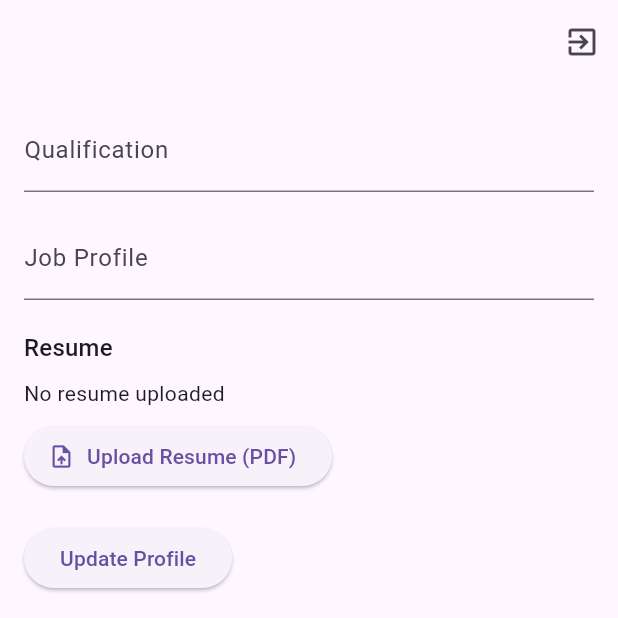
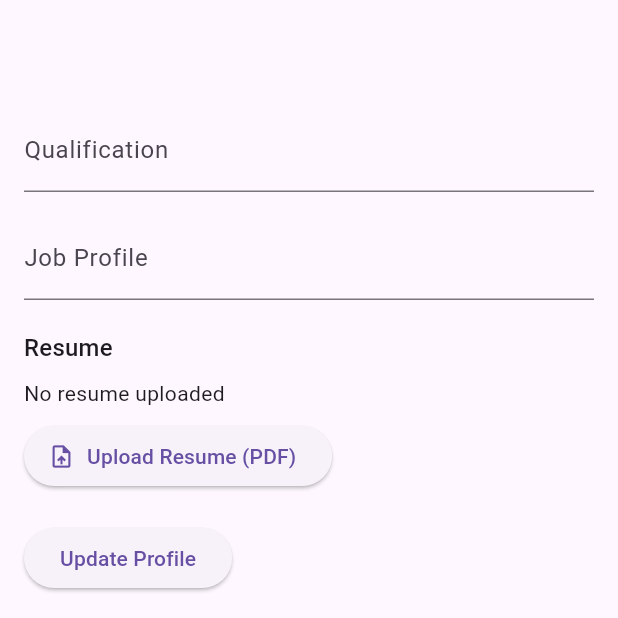
Before and after one commit to Saksham0205/reswipe, a Flutter app: the screen it shows once a user with an empty profile is signed in, item 3 of the bottom bar chosen, on a phone screen of 412 x 824 dp, the top half of it. Run offline on Flutter 3.47's test engine with Material 3 defaults, Android fonts, the phone set to English and light mode, and no system bars; our stand-ins replace cloud_firestore, file_picker, firebase_auth, firebase_core, firebase_storage, flutter_card_swiper and 4 more; accounts and stored records are empty; project files that could hold a hidden picture were left out.

Commit message:
UI updated

```diff
--- a/lib/home_screen/job_seeker_home_screen.dart
+++ b/lib/home_screen/job_seeker_home_screen.dart
@@ -34,12 +34,7 @@ class _JobSeekerHomeScreenState extends State<JobSeekerHomeScreen> {
     return Scaffold(
       appBar: AppBar(
         title:  Text('${FirebaseAuth.instance.currentUser?.displayName}'),
-        actions: [
-          IconButton(
-            icon: const Icon(Icons.exit_to_app),
-            onPressed: () => FirebaseAuth.instance.signOut(),
-          ),
-        ],
+        automaticallyImplyLeading: false,
       ),
       body: _pages[_selectedIndex],
       bottomNavigationBar: BottomNavigationBar(
```
Also changed, not shown: lib/services/auth_service.dart (+0 -22 lines).
